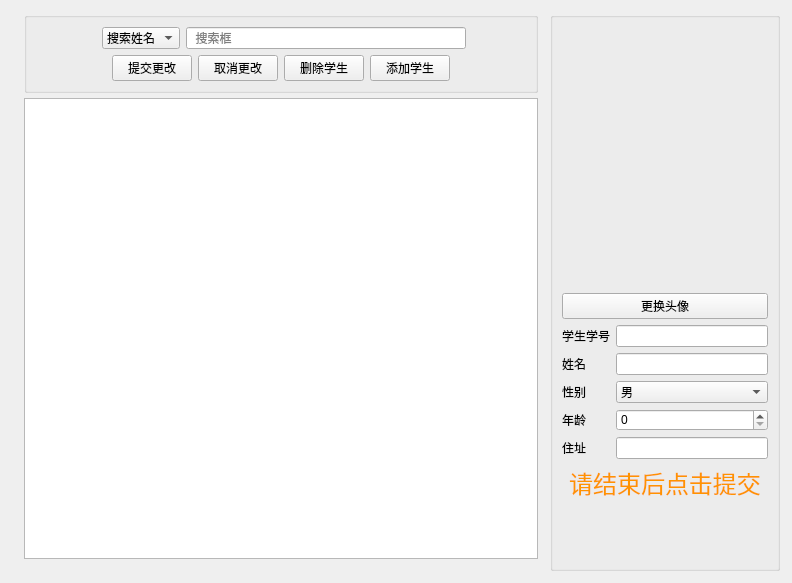
Above: studentwidget.ui from AnisHon/student_manage_system before the change. Below: the same form after it.
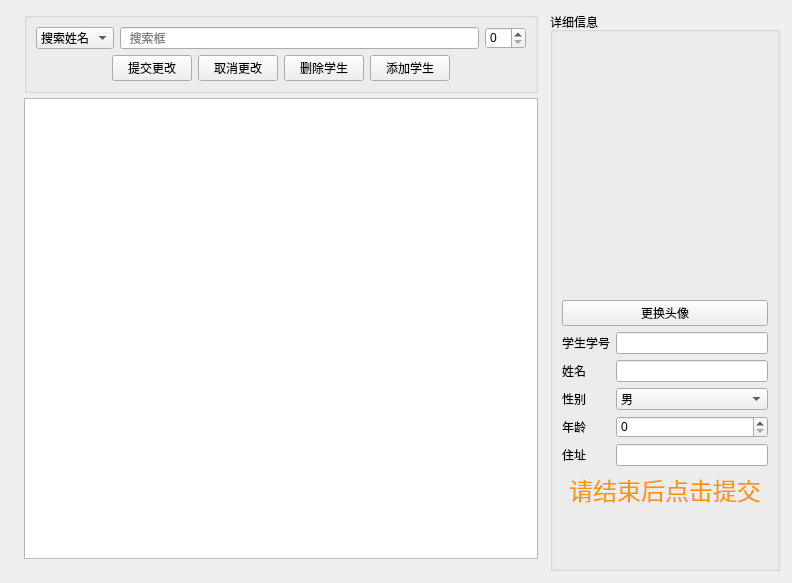
That is the form after the change.

The edit to the form file:
```diff
--- a/studentwidget.ui
+++ b/studentwidget.ui
@@ -63,39 +63,13 @@
        </property>
        <layout class="QVBoxLayout" name="verticalLayout_4">
         <item>
-         <layout class="QFormLayout" name="formLayout">
+         <layout class="QGridLayout" name="gridLayout">
           <property name="sizeConstraint">
            <enum>QLayout::SetMaximumSize</enum>
           </property>
-          <property name="fieldGrowthPolicy">
-           <enum>QFormLayout::FieldsStayAtSizeHint</enum>
-          </property>
-          <property name="labelAlignment">
-           <set>Qt::AlignCenter</set>
-          </property>
-          <property name="formAlignment">
-           <set>Qt::AlignCenter</set>
-          </property>
           <property name="verticalSpacing">
            <number>0</number>
           </property>
-          <item row="0" column="0">
-           <widget class="QComboBox" name="searchMethod">
-            <property name="currentIndex">
-             <number>0</number>
-            </property>
-            <item>
-             <property name="text">
-              <string>搜索姓名</string>
-             </property>
-            </item>
-            <item>
-             <property name="text">
-              <string>搜索学号</string>
-             </property>
-            </item>
-           </widget>
-          </item>
           <item row="0" column="1">
            <widget class="QLineEdit" name="searchEdit">
             <property name="minimumSize">
@@ -109,6 +83,26 @@
             </property>
            </widget>
           </item>
+          <item row="0" column="0">
+           <widget class="QComboBox" name="searchMethod">
+            <property name="currentIndex">
+             <number>0</number>
+            </property>
+            <item>
+             <property name="text">
+              <string>搜索姓名</string>
+             </property>
+            </item>
+            <item>
+             <property name="text">
+              <string>搜索学号</string>
+             </property>
+            </item>
+           </widget>
+          </item>
+          <item row="0" column="2">
+           <widget class="QSpinBox" name="pageNumber"/>
+          </item>
          </layout>
         </item>
         <item>
@@ -217,7 +211,7 @@
       </size>
      </property>
      <property name="title">
-      <string/>
+      <string>详细信息</string>
      </property>
      <layout class="QVBoxLayout" name="verticalLayout_3">
       <item>
```
Left out of the diff: 99 changed lines with no effect on the pictures.
